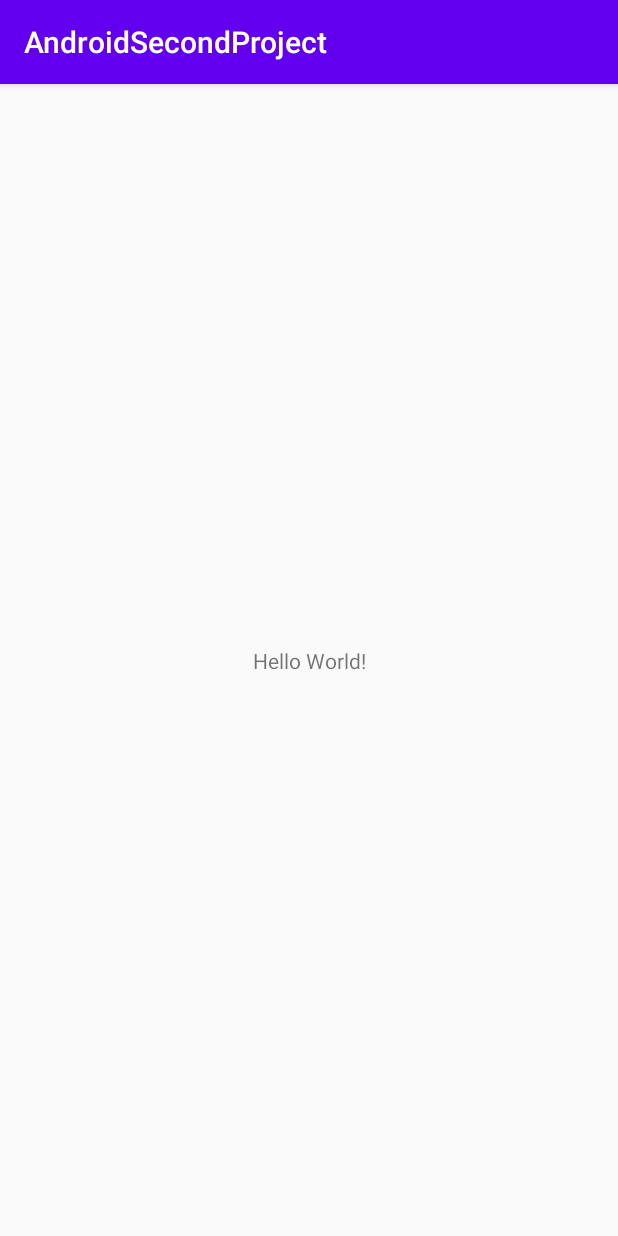
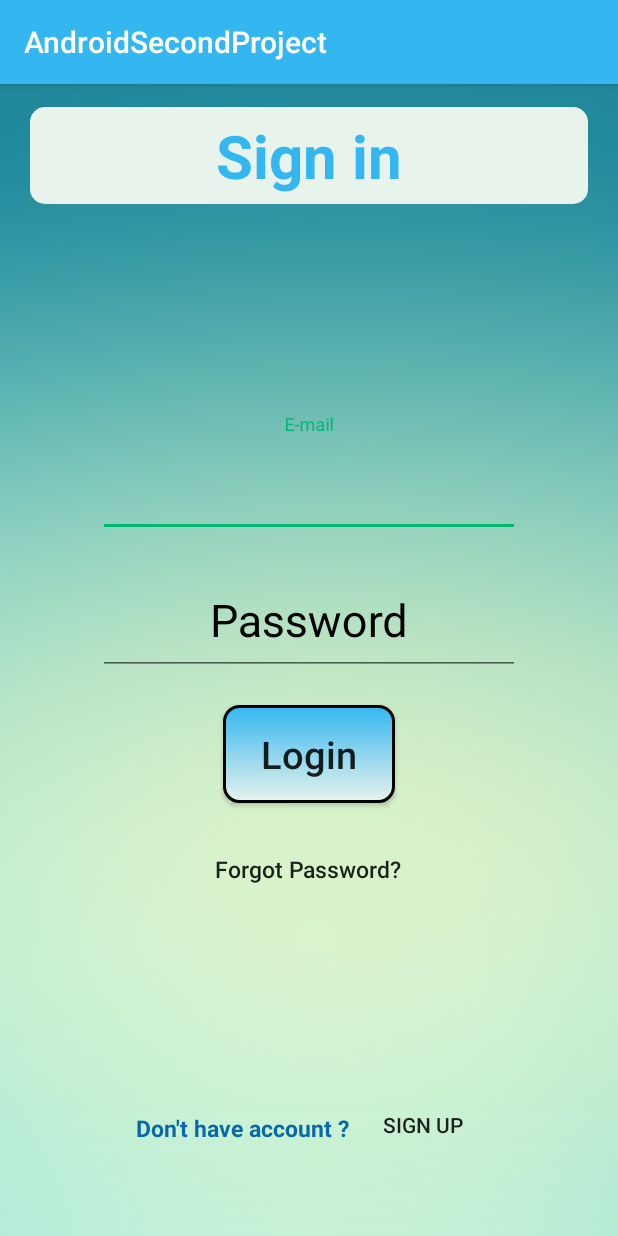
Before and after one commit to MatanRoma/WorldMate, an Android app: the screen it shows after launch (MainActivity), on a phone screen of 412 x 824 dp. Run offline under Robolectric (Android 15) with nearby library versions, the light colour scheme and no system bars; our stand-ins replace Firebase (no records; nobody signed in at launch, a user with empty details on screens opened directly).

Commit message:
initial auth

```diff
--- a/app/build.gradle
+++ b/app/build.gradle
@@ -1,4 +1,5 @@
 apply plugin: 'com.android.application'
+apply plugin: 'com.google.gms.google-services'
 
 android {
     compileSdkVersion 29
@@ -30,4 +31,7 @@ dependencies {
     androidTestImplementation 'androidx.test.ext:junit:1.1.1'
     androidTestImplementation 'androidx.test.espresso:espresso-core:3.2.0'
 
+    implementation 'com.google.firebase:firebase-auth:19.3.1'
+    implementation 'com.google.firebase:firebase-database:19.4.0'
+    implementation 'com.android.support:design:29.0.0'
 }
--- a/app/src/main/java/com/example/androidsecondproject/MainActivity.java
+++ /dev/null
@@ -1,14 +0,0 @@
-package com.example.androidsecondproject;
-
-import androidx.appcompat.app.AppCompatActivity;
-
-import android.os.Bundle;
-
-public class MainActivity extends AppCompatActivity {
-
-    @Override
-    protected void onCreate(Bundle savedInstanceState) {
-        super.onCreate(savedInstanceState);
-        setContentView(R.layout.activity_main);
-    }
-}
--- /dev/null
+++ b/app/src/main/java/com/example/androidsecondproject/view/LoginFragment.java
@@ -0,0 +1,103 @@
+package com.example.androidsecondproject.view;
+
+
+import android.content.Context;
+import android.os.Bundle;
+import android.view.LayoutInflater;
+import android.view.View;
+import android.view.ViewGroup;
+import android.widget.Button;
+import android.widget.EditText;
+import android.widget.Toast;
+
+import androidx.annotation.NonNull;
+import androidx.annotation.Nullable;
+
+
+import com.example.androidsecondproject.R;
+import com.google.android.gms.tasks.OnCompleteListener;
+import com.google.android.gms.tasks.Task;
+import com.google.firebase.auth.AuthResult;
+import com.google.firebase.auth.FirebaseAuth;
+import com.google.firebase.auth.FirebaseUser;
+
+public class LoginFragment extends androidx.fragment.app.DialogFragment {
+
+        public static LoginFragment newInstance()
+        {
+            LoginFragment loginFragment = new LoginFragment();
+            /*Bundle bundle = new Bundle();
+            bundle.putString("user_name",username);
+            loginFragment.setArguments(bundle);*/
+            return loginFragment;
+        }
+        private FirebaseAuth mAuth;
+        private LoginFragmentInterface listener;
+        interface LoginFragmentInterface{
+            void onClickMoveToRegister();
+    }
+
+    @Override
+    public void onAttach(@NonNull Context context) {
+        super.onAttach(context);
+        listener=(LoginFragmentInterface)getActivity();
+    }
+
+    @Override
+    public void onCreate(@Nullable Bundle savedInstanceState) {
+        super.onCreate(savedInstanceState);
+        mAuth = FirebaseAuth.getInstance();
+    }
+
+    @Nullable
+    @Override
+    public View onCreateView(@NonNull LayoutInflater inflater, @Nullable ViewGroup container, @Nullable Bundle savedInstanceState) {
+        View rootView = inflater.inflate(R.layout.signin_fragment,container,false);
+
+        Button loginButton=rootView.findViewById(R.id.login_btn);
+        Button signUpButton=rootView.findViewById(R.id.sign_up_button);
+        final EditText emailEt=rootView.findViewById(R.id.email_et_signin);
+        final EditText passwordEt=rootView.findViewById(R.id.password_et_singin);
+
+        loginButton.setOnClickListener(new View.OnClickListener() {
+            @Override
+            public void onClick(View v) {
+                String email = emailEt.getText().toString();
+                String password = passwordEt.getText().toString();
+
+                mAuth.signInWithEmailAndPassword(email, password)
+                        .addOnCompleteListener(getActivity(), new OnCompleteListener<AuthResult>() {
+                            @Override
+                            public void onComplete(@NonNull Task<AuthResult> task) {
+                                if (task.isSuccessful()) {
+                                    // Sign in success, update UI with the signed-in user's information
+                                    FirebaseUser user = mAuth.getCurrentUser();
+                                    Toast.makeText(getContext(), ""+user.getUid(), Toast.LENGTH_SHORT).show();
+                                    ;
+
+                                } else {
+                                    // If sign in fails, display a message to the user.
+                                    Toast.makeText(getContext(), "fail", Toast.LENGTH_SHORT).show();
+
+                                }
+                            }
+                        });
+
+            }
+        });
+
+
+        signUpButton.setOnClickListener(new View.OnClickListener() {
+            @Override
+            public void onClick(View v) {
+                listener.onClickMoveToRegister();
+            }
+        });
+
+
+        setCancelable(false);
+        return rootView;
+    }
+
+
+}
--- /dev/null
+++ b/app/src/main/java/com/example/androidsecondproject/view/MainActivity.java
@@ -0,0 +1,75 @@
+package com.example.androidsecondproject.view;
+
+import androidx.annotation.NonNull;
+import androidx.appcompat.app.AppCompatActivity;
+import androidx.fragment.app.Fragment;
+import androidx.fragment.app.FragmentManager;
+import androidx.fragment.app.FragmentTransaction;
+
+
+import android.os.Bundle;
+import android.view.View;
+import android.widget.Button;
+import android.widget.EditText;
+import android.widget.Toast;
+
+import com.example.androidsecondproject.R;
+import com.google.android.gms.tasks.OnCompleteListener;
+import com.google.android.gms.tasks.Task;
+import com.google.firebase.auth.AuthResult;
+import com.google.firebase.auth.FirebaseAuth;
+import com.google.firebase.auth.FirebaseUser;
+
+public class MainActivity extends AppCompatActivity implements LoginFragment.LoginFragmentInterface, RegisterFragment.RegisterFragmentInterface {
+
+    private  final  String LOGIN_FRAGMENT="login_fragment";
+    private  final  String REGISTER_FRAGMENT="register_fragment";
+
+
+    LoginFragment loginFragment;
+    RegisterFragment registerFragment;
+
+
+
+    @Override
+    protected void onCreate(Bundle savedInstanceState) {
+        super.onCreate(savedInstanceState);
+        setContentView(R.layout.activity_main);
+
+
+        loginFragment = loginFragment.newInstance();
+        FragmentManager fragmentManager=getSupportFragmentManager();
+        FragmentTransaction transaction=fragmentManager.beginTransaction();
+        transaction.add(R.id.main_activity_id,loginFragment,LOGIN_FRAGMENT);
+        transaction.addToBackStack(null);
+        transaction.commit();
+        loginFragment.setCancelable(false);
+
+
+    }
+
+
+    @Override
+    public void onClickMoveToRegister() {
+        registerFragment=RegisterFragment.newInstance();
+        FragmentManager fragmentManager=getSupportFragmentManager();
+        fragmentManager.popBackStack();
+        FragmentTransaction transaction=fragmentManager.beginTransaction();
+        transaction.add(R.id.main_activity_id,registerFragment,REGISTER_FRAGMENT);
+        transaction.addToBackStack(null);
+        transaction.commit();
+     //   registerFragment.setCancelable(false);
+    }
+
+    @Override
+    public void onClickMoveToLogin() {
+        loginFragment=LoginFragment.newInstance();
+        FragmentManager fragmentManager=getSupportFragmentManager();
+        fragmentManager.popBackStack();
+        FragmentTransaction transaction=fragmentManager.beginTransaction();
+        transaction.add(R.id.main_activity_id,loginFragment,LOGIN_FRAGMENT);
+        transaction.addToBackStack(null);
+        transaction.commit();
+
+    }
+}
--- /dev/null
+++ b/app/src/main/java/com/example/androidsecondproject/view/SplashActivity.java
@@ -0,0 +1,59 @@
+package com.example.androidsecondproject.view;
+
+import android.content.Intent;
+import android.os.Bundle;
+import android.widget.Toast;
+
+import androidx.annotation.NonNull;
+import androidx.annotation.Nullable;
+import androidx.appcompat.app.AppCompatActivity;
+
+import com.google.firebase.auth.FirebaseAuth;
+import com.google.firebase.auth.FirebaseUser;
+
+public class SplashActivity extends AppCompatActivity {
+
+    private FirebaseAuth mAuth;
+    private  FirebaseAuth.AuthStateListener mAuthStateListener;
+    @Override
+    protected void onCreate(@Nullable Bundle savedInstanceState) {
+        super.onCreate(savedInstanceState);
+        /*Intent intent=new Intent(SplashActivity.this,MainActivity.class);
+        startActivity(intent);*/
+        mAuth = FirebaseAuth.getInstance();
+        FirebaseUser firebaseUser= mAuth.getCurrentUser();
+        Intent intent=new Intent(SplashActivity.this,MainActivity.class);
+        if(firebaseUser!=null) {
+            Toast.makeText(SplashActivity.this, firebaseUser.getUid(), Toast.LENGTH_SHORT).show();
+            intent.putExtra("is_logged_in",true);
+        }
+        else{
+            Toast.makeText(SplashActivity.this, "User NOT!! EXISTS", Toast.LENGTH_SHORT).show();
+            intent.putExtra("is_logged_in",false);
+        }
+        startActivity(intent);
+        finish();
+
+        /*mAuthStateListener= new FirebaseAuth.AuthStateListener() {
+            @Override
+            public void onAuthStateChanged(@NonNull FirebaseAuth firebaseAuth) {
+                FirebaseUser firebaseUser= firebaseAuth.getCurrentUser();
+
+               if(firebaseUser!=null) {
+                   Toast.makeText(SplashActivity.this, firebaseUser.toString(), Toast.LENGTH_SHORT).show();
+               }
+               else{
+                   Toast.makeText(SplashActivity.this, "User NOT!! EXISTS", Toast.LENGTH_SHORT).show();
+
+               }
+                Intent intent=new Intent(SplashActivity.this,MainActivity.class);
+                startActivity(intent);
+
+
+            }
+        };*/
+
+        //mAuth.addAuthStateListener(mAuthStateListener);
+
+    }
+}
--- /dev/null
+++ b/app/src/main/res/drawable/btn_shape.xml
@@ -0,0 +1,48 @@
+<?xml version="1.0" encoding="utf-8"?>
+<selector xmlns:android="http://schemas.android.com/apk/res/android">
+
+    <item android:state_pressed="true">
+        <shape
+            android:shape="rectangle">
+            <corners
+                android:radius="10dp"/>
+
+            <padding
+                android:left="2dp"
+                android:right="2dp"
+                android:top="2dp"
+                android:bottom="2dp"/>
+
+            <stroke
+                android:width="2dp"/>
+
+            <gradient
+                android:startColor="@color/colorPrimaryDark"
+                android:endColor="@color/colorPrimary"
+                android:angle="270"/>
+        </shape>
+    </item>
+
+    <item android:state_pressed="false">
+        <shape
+            android:shape="rectangle">
+
+            <corners
+                android:radius="10dp"/>
+
+            <padding
+                android:left="2dp"
+                android:right="2dp"
+                android:top="2dp"
+                android:bottom="2dp"/>
+
+            <stroke
+                android:width="2dp"/>
+            <gradient
+                android:startColor="@color/colorPrimary"
+                android:endColor="@color/colorPrimaryDark"
+                android:angle="270"/>
+        </shape>
+    </item>
+
+</selector>
--- /dev/null
+++ b/app/src/main/res/drawable/title_shape.xml
@@ -0,0 +1,23 @@
+<?xml version="1.0" encoding="utf-8"?>
+<selector xmlns:android="http://schemas.android.com/apk/res/android">
+
+    <item>
+        <shape
+            android:shape="rectangle">
+            <corners
+                android:radius="10dp"/>
+
+            <padding
+                android:left="2dp"
+                android:right="2dp"
+                android:top="2dp"
+                android:bottom="2dp"/>
+
+            <gradient
+                android:startColor="@color/colorPrimaryDark"
+                android:endColor="@color/colorPrimaryDark"
+                android:angle="270"/>
+        </shape>
+    </item>
+
+</selector>
--- a/app/src/main/res/layout/activity_main.xml
+++ b/app/src/main/res/layout/activity_main.xml
@@ -1,18 +1,23 @@
 <?xml version="1.0" encoding="utf-8"?>
-<androidx.constraintlayout.widget.ConstraintLayout xmlns:android="http://schemas.android.com/apk/res/android"
+<RelativeLayout android:layout_width="match_parent" android:layout_height="match_parent"
+    xmlns:android="http://schemas.android.com/apk/res/android"
+    android:id="@+id/main_activity_id">
+<LinearLayout
     xmlns:app="http://schemas.android.com/apk/res-auto"
     xmlns:tools="http://schemas.android.com/tools"
     android:layout_width="match_parent"
     android:layout_height="match_parent"
-    tools:context=".MainActivity">
+    android:orientation="vertical"
+    tools:context=".view.MainActivity">
 
     <TextView
         android:layout_width="wrap_content"
         android:layout_height="wrap_content"
-        android:text="Hello World!"
-        app:layout_constraintBottom_toBottomOf="parent"
-        app:layout_constraintLeft_toLeftOf="parent"
-        app:layout_constraintRight_toRightOf="parent"
-        app:layout_constraintTop_toTopOf="parent" />
+        android:text="hey world"
+        android:layout_gravity="center"
+        />
 
-</androidx.constraintlayout.widget.ConstraintLayout>
+
+
+</LinearLayout>
+</RelativeLayout>
--- /dev/null
+++ b/app/src/main/res/layout/signin_fragment.xml
@@ -0,0 +1,133 @@
+<?xml version="1.0" encoding="utf-8"?>
+<RelativeLayout
+    xmlns:android="http://schemas.android.com/apk/res/android"
+    android:layout_width="match_parent"
+    android:layout_height="match_parent"
+    android:background="@drawable/background_sign">
+
+    <TextView
+        android:layout_width="match_parent"
+        android:layout_height="wrap_content"
+        android:id="@+id/sign_in_text"
+        android:text="Sign in"
+        android:textStyle="bold"
+        android:textSize="40sp"
+        android:gravity="center"
+        android:layout_marginStart="20dp"
+        android:layout_marginEnd="20dp"
+        android:layout_marginTop="15dp"
+        android:padding="5dp"
+        android:textColor="@color/colorPrimary"
+        android:background="@drawable/title_shape"/>
+
+    <RelativeLayout
+        android:layout_width="match_parent"
+        android:layout_height="wrap_content"
+        android:layout_centerInParent="true"
+        android:padding="15dp">
+
+        <com.google.android.material.textfield.TextInputLayout
+            android:layout_width="match_parent"
+            android:layout_height="wrap_content"
+            android:id="@+id/email_signin"
+            android:textColorHint="#000"
+            android:layout_marginEnd="50dp"
+            android:layout_marginStart="50dp">
+
+            <com.google.android.material.textfield.TextInputEditText
+                android:layout_width="match_parent"
+                android:layout_height="wrap_content"
+                android:padding="15dp"
+                android:textColor="#000"
+                android:textSize="30sp"
+                android:gravity="center"
+                android:hint="E-mail"
+                android:id="@+id/email_et_signin"
+                android:inputType="textEmailAddress"/>
+
+        </com.google.android.material.textfield.TextInputLayout>
+
+
+        <com.google.android.material.textfield.TextInputLayout
+            android:layout_width="match_parent"
+            android:layout_height="wrap_content"
+            android:layout_marginEnd="50dp"
+            android:layout_marginStart="50dp"
+            android:textColorHint="#000"
+            android:layout_below="@+id/email_signin"
+            android:layout_marginTop="10dp"
+            android:id="@+id/password_signin">
+
+            <com.google.android.material.textfield.TextInputEditText
+                android:layout_width="match_parent"
+                android:layout_height="wrap_content"
+                android:padding="15dp"
+                android:textColor="#000"
+                android:textSize="30sp"
+                android:gravity="center"
+                android:hint="Password"
+                android:id="@+id/password_et_singin"
+                android:inputType="numberPassword"/>
+
+        </com.google.android.material.textfield.TextInputLayout>
+
+        <Button
+            android:layout_width="wrap_content"
+            android:layout_height="wrap_content"
+            android:text="Login"
+            android:textSize="25sp"
+            android:background="@drawable/btn_shape"
+            android:padding="15dp"
+            android:paddingEnd="25dp"
+            android:paddingStart="25dp"
+            android:layout_below="@id/password_signin"
+            android:layout_centerHorizontal="true"
+            android:textAllCaps="false"
+            android:layout_marginTop="20dp"
+            android:id="@+id/login_btn"/>
+
+        <Button
+            android:layout_width="wrap_content"
+            android:layout_height="wrap_content"
+            android:layout_below="@id/login_btn"
+            android:background="@color/transparent"
+            android:layout_marginTop="20dp"
+            android:text="Forgot Password?"
+            android:textSize="15sp"
+            android:textAllCaps="false"
+            android:layout_centerHorizontal="true"/>
+
+
+    </RelativeLayout>
+
+    <RelativeLayout
+        android:layout_width="match_parent"
+        android:layout_height="wrap_content"
+        android:layout_alignParentBottom="true"
+        android:layout_marginBottom="50dp"
+        android:gravity="center"
+        android:id="@+id/sign_in_rl">
+
+        <TextView
+            android:layout_width="wrap_content"
+            android:layout_height="wrap_content"
+            android:text="Don't have account ?"
+            android:layout_marginTop="10dp"
+            android:textSize="15sp"
+            android:textColor="@color/Blue"
+            android:textStyle="bold"
+            android:padding="5dp"
+            android:id="@+id/donthave_account"/>
+
+        <Button
+            android:layout_width="wrap_content"
+            android:layout_height="wrap_content"
+            android:id="@+id/sign_up_button"
+            android:layout_toEndOf="@id/donthave_account"
+            android:background="@color/transparent"
+            android:text="Sign up"/>
+
+    </RelativeLayout>
+
+
+</RelativeLayout>
--- a/app/src/main/res/values/colors.xml
+++ b/app/src/main/res/values/colors.xml
@@ -1,6 +1,8 @@
 <?xml version="1.0" encoding="utf-8"?>
 <resources>
-    <color name="colorPrimary">#6200EE</color>
-    <color name="colorPrimaryDark">#3700B3</color>
-    <color name="colorAccent">#03DAC5</color>
+    <color name="colorPrimary">#34b7f1</color>
+    <color name="colorPrimaryDark">#e8f3ec</color>
+    <color name="colorAccent">#02b875</color>
+    <color name="Blue">#0968A6</color>
+    <color name="transparent">#000968A6</color>
 </resources>
--- a/build.gradle
+++ b/build.gradle
@@ -6,6 +6,7 @@ buildscript {
     }
     dependencies {
         classpath "com.android.tools.build:gradle:4.0.0"
+        classpath 'com.google.gms:google-services:4.3.3'
 
         // NOTE: Do not place your application dependencies here; they belong
         // in the individual module build.gradle files
```
Also changed, not shown: app/src/main/AndroidManifest.xml (+8 -3 lines), app/src/main/java/com/example/androidsecondproject/view/RegisterFragment.java (added, +99 -0 lines), app/src/main/res/layout/signup_fragment.xml (added, +147 -0 lines), app/src/main/res/drawable/background_sign.jpg (added), 1 other file.
